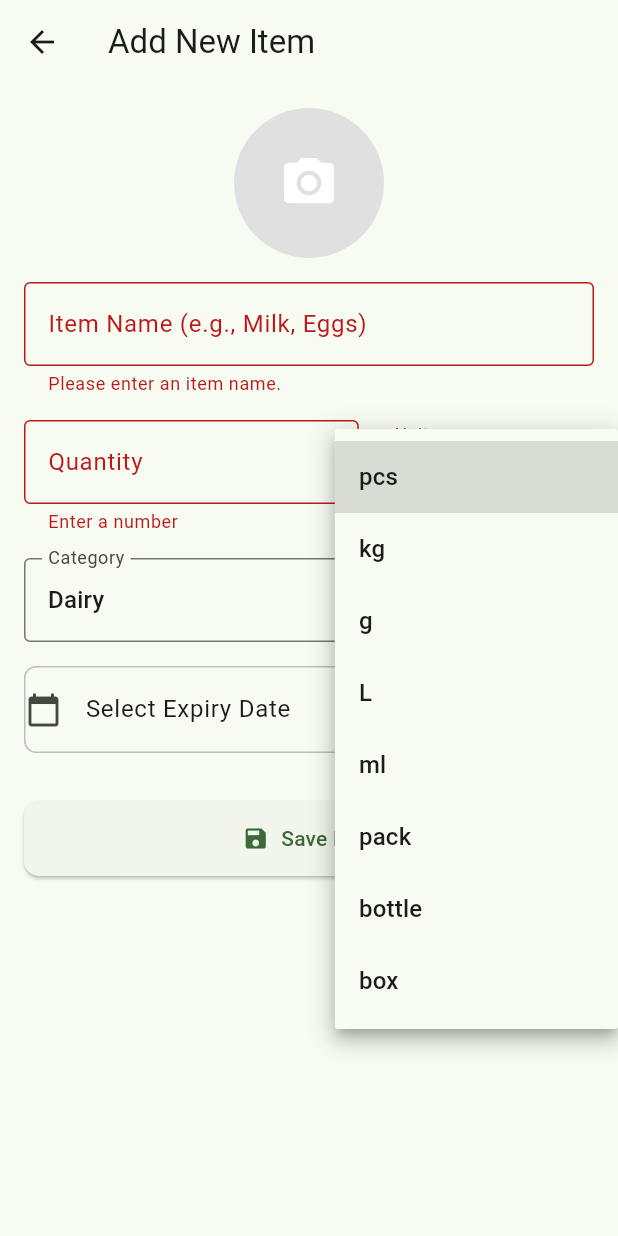
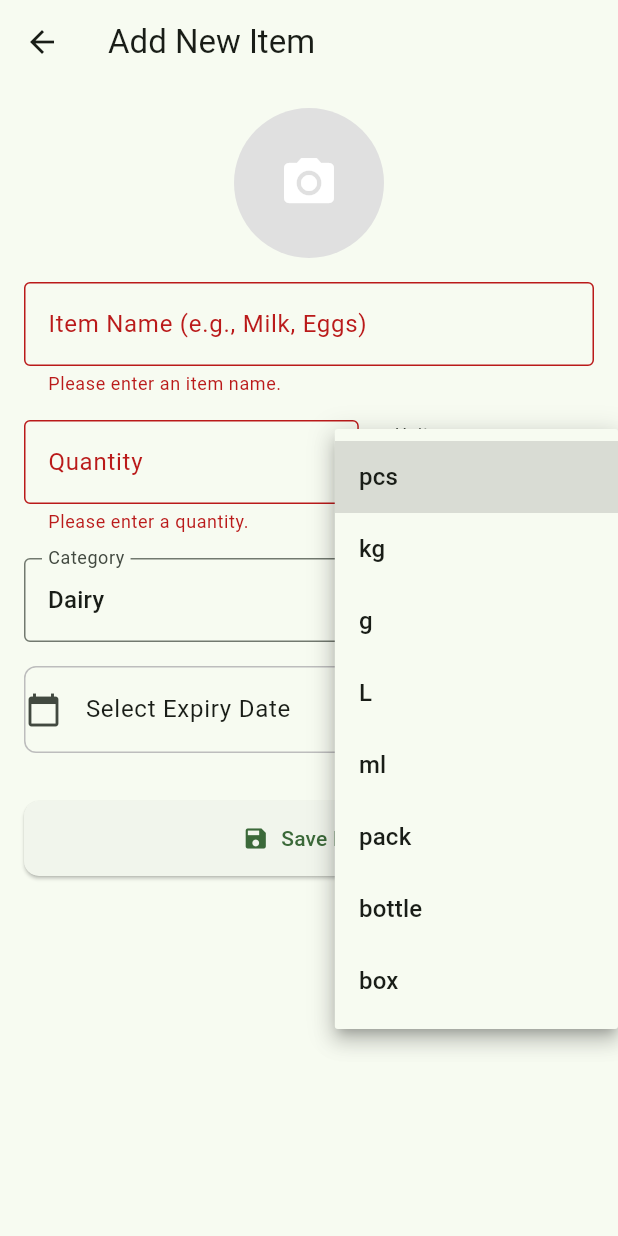
Before and after one commit to ossdaiict/SLoP5.0-InvenTrack, a Flutter app: the AddItemScreen screen opened directly, after a tap on "Save Item", after a tap on "pcs", on a phone screen of 412 x 824 dp. Run offline on Flutter 3.47's test engine with Material 3 defaults, Android fonts, the phone set to English and light mode, and no system bars; our stand-ins replace flutter_local_notifications, image_picker, sqflite, timezone; accounts and stored records are empty.

Commit message:
feat: add delete all groceries feature and restrict quantity to whole numbers

```diff
--- a/lib/main.dart
+++ b/lib/main.dart
@@ -5,6 +5,7 @@ import 'package:provider/provider.dart';
 import 'providers/grocery_provider.dart';
 import 'screens/home_screen.dart';
 import 'services/notification_service.dart';
+import 'screens/settings_screen.dart';
 
 final NotificationService notificationService = NotificationService();
 
--- a/lib/providers/grocery_provider.dart
+++ b/lib/providers/grocery_provider.dart
@@ -107,4 +107,10 @@ class GroceryProvider with ChangeNotifier {
     }
     notifyListeners();
   }
+  //  Delete all grocery items (used in SettingsScreen)
+  Future<void> deleteAllItems() async {
+    await _dbHelper.deleteAllGroceries();
+    _items.clear();
+    notifyListeners();
+  }
 }
--- a/lib/screens/add_item_screen.dart
+++ b/lib/screens/add_item_screen.dart
@@ -1,6 +1,7 @@
 // lib/screens/add_item_screen.dart
 import 'dart:io';
 import 'package:flutter/material.dart';
+import 'package:flutter/services.dart';
 import 'package:intl/intl.dart';
 import 'package:provider/provider.dart';
 import '../models/grocery_item.dart';
@@ -67,7 +68,7 @@ class _AddItemScreenState extends State<AddItemScreen> {
       final name = _nameController.text.trim();
       final quantity = double.tryParse(_quantityController.text) ?? 0.0;
 
-      if (quantity <= 0) {
+      if (quantity <= 0.0) {
         ScaffoldMessenger.of(context).showSnackBar(
           const SnackBar(content: Text('Quantity must be greater than zero.')),
         );
@@ -149,14 +150,24 @@ class _AddItemScreenState extends State<AddItemScreen> {
                     flex: 3,
                     child: TextFormField(
                       controller: _quantityController,
-                      keyboardType: const TextInputType.numberWithOptions(decimal: true),
+                      keyboardType: TextInputType.number,
+                      inputFormatters: [
+                        FilteringTextInputFormatter.digitsOnly, // only allow digits
+                      ],
                       decoration: const InputDecoration(
                         labelText: 'Quantity',
                         border: OutlineInputBorder(),
                       ),
                       validator: (value) {
-                        if (value == null || double.tryParse(value) == null) {
-                          return 'Enter a number';
+                        if (value == null || value.isEmpty) {
+                          return 'Please enter a quantity.';
+                        }
+                        final quantity = int.tryParse(value);
+                        if (quantity == null) {
+                          return 'Please enter a valid number.';
+                        }
+                        if(quantity <= 0) {
+                          return 'Quantity must be greater than zero.';
                         }
                         return null;
                       },
--- a/lib/screens/edit_item_screen.dart
+++ b/lib/screens/edit_item_screen.dart
@@ -1,6 +1,7 @@
 // lib/screens/edit_item_screen.dart
 import 'dart:io';
 import 'package:flutter/material.dart';
+import 'package:flutter/services.dart';
 import 'package:intl/intl.dart';
 import 'package:provider/provider.dart';
 import '../models/grocery_item.dart';
@@ -220,14 +221,24 @@ class _EditItemScreenState extends State<EditItemScreen> {
                     flex: 3,
                     child: TextFormField(
                       controller: _quantityController,
-                      keyboardType: const TextInputType.numberWithOptions(decimal: true),
+                      keyboardType: TextInputType.number,
+                      inputFormatters: [
+                        FilteringTextInputFormatter.digitsOnly, // only allow digits
+                      ],
                       decoration: const InputDecoration(
                         labelText: 'Quantity',
                         border: OutlineInputBorder(),
                       ),
                       validator: (value) {
-                        if (value == null || double.tryParse(value) == null) {
-                          return 'Enter a number';
+                        if (value == null || value.isEmpty) {
+                          return 'Please enter a quantity.';
+                        }
+                        final quantity = int.tryParse(value);
+                        if (quantity == null) {
+                          return 'Please enter a valid number.';
+                        }
+                        if(quantity <= 0) {
+                          return 'Quantity must be greater than zero.';
                         }
                         return null;
                       },
```
Also changed, not shown: lib/db/database_helper.dart (+8 -0 lines), lib/screens/home_screen.dart (+15 -1 lines), lib/screens/settings_screen.dart (added, +82 -0 lines), 1 other file.
